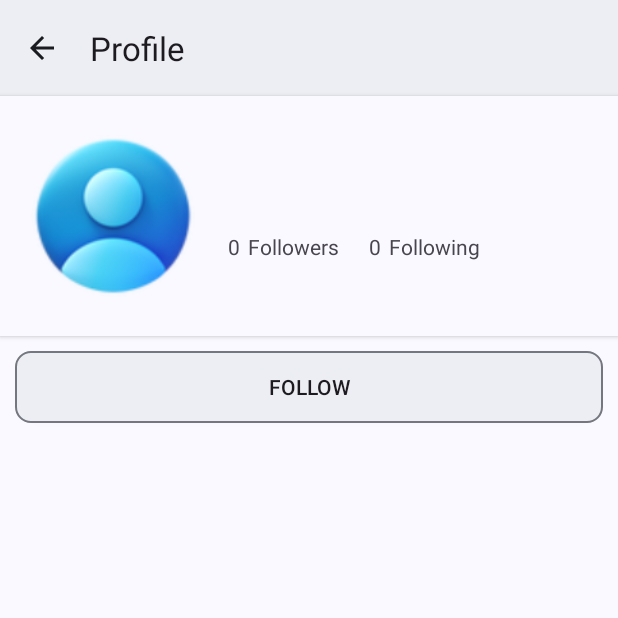
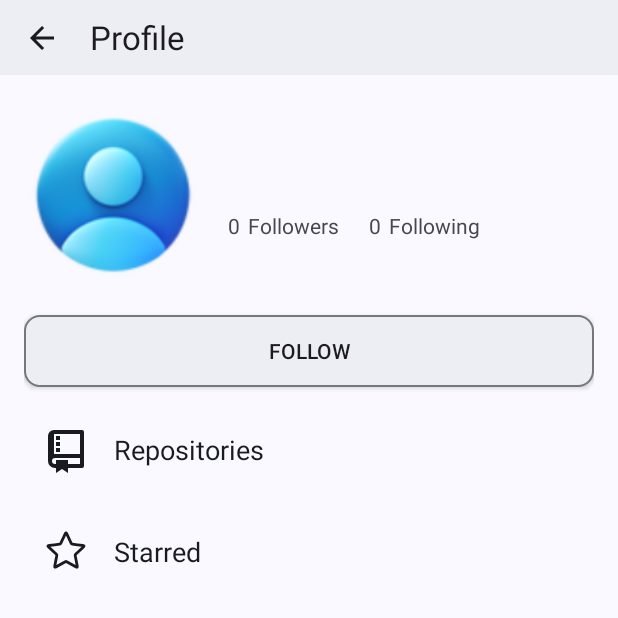
Before and after one commit to Jay1570/GROOT, an Android app: the UserActivity screen opened directly, with no data from a screen before it, on a phone screen of 412 x 824 dp, the top half of it. Run offline under Robolectric (Android 15) with nearby library versions, the phone set to English and light mode, and no system bars; our stand-ins replace CircleImageView, Firebase (no records; nobody signed in at launch, a user with empty details on screens opened directly).

```diff
--- a/app/src/main/java/com/example/groot/RepoActivity.kt
+++ b/app/src/main/java/com/example/groot/RepoActivity.kt
@@ -50,7 +50,7 @@ class RepoActivity : AppCompatActivity() {
 
         progressBar = findViewById(R.id.progressBar)
 
-        username = "Jay1570 " // Replace with dynamic username if needed
+        username = intent.getStringExtra("username") ?: ""
         userStorageRef = FirebaseStorage.getInstance().reference.child(username)
         fetchRepositories()
     }
--- a/app/src/main/java/com/example/groot/UserActivity.kt
+++ b/app/src/main/java/com/example/groot/UserActivity.kt
@@ -1,5 +1,6 @@
 package com.example.groot
 
+import android.content.Intent
 import android.os.Bundle
 import android.widget.TextView
 import androidx.activity.enableEdgeToEdge
@@ -12,6 +13,7 @@ import coil.load
 import coil.transform.CircleCropTransformation
 import com.example.groot.viewmodel.UserViewModel
 import com.google.android.material.appbar.MaterialToolbar
+import com.google.android.material.button.MaterialButton
 import com.google.android.material.snackbar.Snackbar
 import de.hdodenhof.circleimageview.CircleImageView
 
@@ -22,6 +24,8 @@ class UserActivity : AppCompatActivity() {
     private lateinit var viewUsername: TextView
     private lateinit var followersCount: TextView
     private lateinit var followingCount: TextView
+    private lateinit var btnRepo: MaterialButton
+    private lateinit var btnStarred: MaterialButton
     private lateinit var profileImage: CircleImageView
     private lateinit var btnFollow: AppCompatToggleButton
     private lateinit var appBar: MaterialToolbar
@@ -42,14 +46,19 @@ class UserActivity : AppCompatActivity() {
         val userId = intent.getStringExtra("userId") ?: ""
         viewModel.getUserId(userId)
 
+        var username = ""
+
         viewUsername = findViewById(R.id.viewUsername)
         followersCount = findViewById(R.id.followersCount)
         followingCount = findViewById(R.id.followingCount)
+        btnRepo = findViewById(R.id.btnRepository)
+        btnStarred = findViewById(R.id.btnStarred)
         profileImage = findViewById(R.id.profileImage)
         btnFollow = findViewById(R.id.btnFollow)
         appBar = findViewById(R.id.topAppBar)
 
         viewModel.profile.observe(this) { user ->
+            username = user.userName + " "
             viewUsername.text = user.userName
             if (user.imgUrl.isNotEmpty()){
                 profileImage.load(user.imgUrl) {
@@ -85,6 +94,16 @@ class UserActivity : AppCompatActivity() {
             }
         }
 
+        btnRepo.setOnClickListener {
+            val intent = Intent(this, RepoActivity::class.java)
+            intent.putExtra("username", username)
+            startActivity(intent)
+        }
+
+        btnStarred.setOnClickListener {
+            startActivity(Intent(this, StarredActivity::class.java))
+        }
+
         appBar.setNavigationOnClickListener {
             finish()
         }
--- a/app/src/main/java/com/example/groot/repositories/UserRepository.kt
+++ b/app/src/main/java/com/example/groot/repositories/UserRepository.kt
@@ -86,9 +86,10 @@ class UserRepository {
 
     suspend fun searchRepository(query: String): List<Repository> {
         val repositories = fireStore.collection(REPOSITORY_COLLECTION)
-            .whereGreaterThanOrEqualTo("name", query)
-            .whereLessThanOrEqualTo("name", query + '\uf8ff')
             .whereEqualTo("isPrivate", false)
+            .orderBy("name")
+            .startAt(query.uppercase())
+            .endAt(query.lowercase() + '\uf8ff')
             .get()
             .await()
 
--- a/app/src/main/res/layout/activity_user.xml
+++ b/app/src/main/res/layout/activity_user.xml
@@ -19,22 +19,21 @@
         <com.google.android.material.appbar.MaterialToolbar
             android:id="@+id/topAppBar"
             android:layout_width="match_parent"
-            android:layout_height="wrap_content"
+            android:layout_height="50dp"
             android:background="@color/md_theme_surfaceContainer"
-            android:minHeight="?attr/actionBarSize"
             app:title="@string/profile"
             app:navigationIcon="@drawable/arrow_back"/>
 
     </com.google.android.material.appbar.AppBarLayout>
 
-    <androidx.cardview.widget.CardView
+    <LinearLayout
         android:id="@+id/cardUser"
         android:layout_width="match_parent"
         android:layout_height="wrap_content"
         android:backgroundTint="@color/md_theme_background"
         android:paddingHorizontal="16dp"
         android:paddingVertical="20dp"
-        app:cardCornerRadius="0dp"
+        android:orientation="vertical"
         app:layout_constraintTop_toBottomOf="@+id/appBar"
         app:layout_constraintStart_toStartOf="parent"
         app:layout_constraintEnd_toEndOf="parent">
@@ -42,9 +41,7 @@
         <LinearLayout
             android:layout_width="match_parent"
             android:layout_height="wrap_content"
-            android:orientation="horizontal"
-            android:layout_marginHorizontal="16dp"
-            android:layout_marginVertical="20dp">
+            android:orientation="horizontal">
 
             <de.hdodenhof.circleimageview.CircleImageView
                 android:id="@+id/profileImage"
@@ -105,8 +102,6 @@
 
         </LinearLayout>
 
-    </androidx.cardview.widget.CardView>
-
         <androidx.appcompat.widget.AppCompatToggleButton
             android:id="@+id/btnFollow"
             android:background="@drawable/follow_button_border"
@@ -114,10 +109,49 @@
             android:layout_height="wrap_content"
             android:textOff="@string/follow"
             android:textOn="@string/unfollow"
-        android:layout_marginTop="10dp"
-        android:layout_marginHorizontal="10dp"
+            android:layout_marginTop="20dp"/>
+
+        <com.google.android.material.button.MaterialButton
+            style="@style/Widget.Material3.Button.TextButton.Icon"
+            android:id="@+id/btnRepository"
+            android:layout_width="match_parent"
+            android:layout_height="wrap_content"
+            android:textColor="@color/md_theme_onBackground"
+            app:iconTint="@color/md_theme_onBackground"
+            app:icon="@drawable/repository"
+            android:text="@string/Repositories"
+            app:iconPadding="16dp"
+            app:iconSize="32dp"
+            app:rippleColor="@color/md_theme_surfaceContainer"
+            android:textAppearance="@style/TextAppearance.AppCompat.Medium"
+            android:gravity="center_vertical"
+            android:layout_marginVertical="16dp"
             app:layout_constraintEnd_toEndOf="parent"
+            app:layout_constraintHorizontal_bias="0.5"
             app:layout_constraintStart_toStartOf="parent"
-        app:layout_constraintTop_toBottomOf="@+id/cardUser" />
+            app:layout_constraintTop_toBottomOf="@+id/myWorkText" />
+
+        <com.google.android.material.button.MaterialButton
+            style="@style/Widget.Material3.Button.TextButton.Icon"
+            android:id="@+id/btnStarred"
+            android:layout_width="match_parent"
+            android:layout_height="wrap_content"
+            app:icon="@drawable/starred"
+            android:text="@string/Starred"
+            app:iconSize="32dp"
+            app:iconPadding="16dp"
+            app:iconTint="@color/md_theme_onBackground"
+            app:rippleColor="@color/md_theme_surfaceContainer"
+            android:textAppearance="@style/TextAppearance.AppCompat.Medium"
+            android:textColor="@color/md_theme_onBackground"
+            android:layout_marginBottom="16dp"
+            android:gravity="center_vertical"
+            app:layout_constraintEnd_toEndOf="parent"
+            app:layout_constraintHorizontal_bias="0.0"
+            app:layout_constraintStart_toStartOf="parent"
+            app:layout_constraintTop_toBottomOf="@+id/btnRepository" />
+
+    </LinearLayout>
+
 
 </androidx.constraintlayout.widget.ConstraintLayout>
--- a/app/src/main/res/layout/fragment_home.xml
+++ b/app/src/main/res/layout/fragment_home.xml
@@ -5,6 +5,7 @@
     android:layout_width="match_parent"
     android:layout_height="match_parent"
     android:orientation="vertical"
+    android:id="@+id/main"
     tools:context=".fragments.HomeFragment">
 
     <com.google.android.material.appbar.AppBarLayout
```
Also changed, not shown: app/src/main/java/com/example/groot/fragments/HomeFragment.kt (+23 -13 lines). Lines whose indentation alone changed are shown as unchanged.
